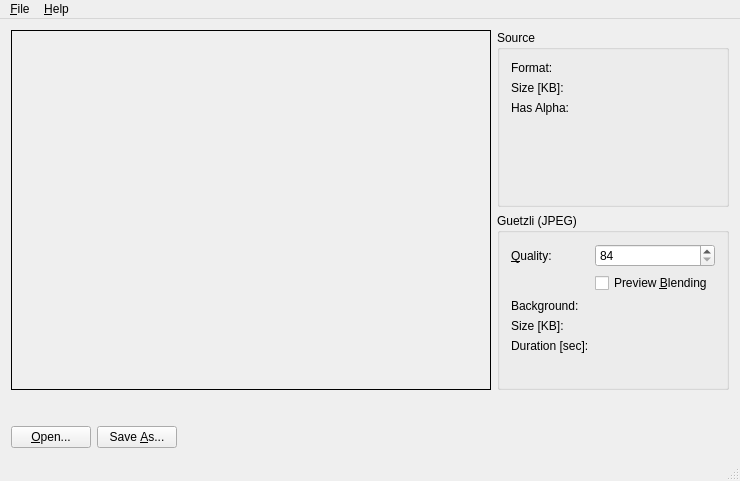
This is SimpleGuetzliGUI/src/MainWindow.ui in till213/GuetzliImageIOPlugin as Qt 5 draws it before an edit. The edited form follows.
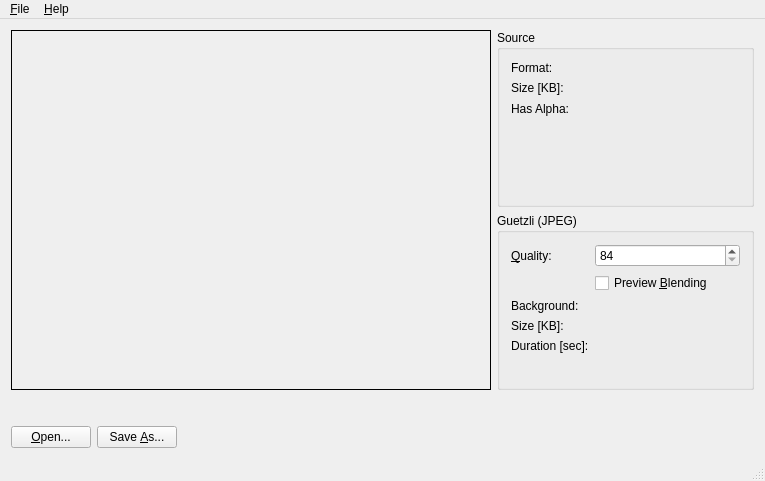
This is the edited form.

The edit to the form file:
```diff
--- a/SimpleGuetzliGUI/src/MainWindow.ui
+++ b/SimpleGuetzliGUI/src/MainWindow.ui
@@ -6,7 +6,7 @@
    <rect>
     <x>0</x>
     <y>0</y>
-    <width>740</width>
+    <width>765</width>
     <height>481</height>
    </rect>
   </property>
@@ -96,6 +96,18 @@
            </item>
            <item row="2" column="1">
             <widget class="QLabel" name="hasAlphaLabel">
+             <property name="minimumSize">
+              <size>
+               <width>16</width>
+               <height>16</height>
+              </size>
+             </property>
+             <property name="maximumSize">
+              <size>
+               <width>16</width>
+               <height>16</height>
+              </size>
+             </property>
              <property name="text">
               <string/>
              </property>
@@ -249,8 +261,8 @@
     <rect>
      <x>0</x>
      <y>0</y>
-     <width>740</width>
-     <height>21</height>
+     <width>765</width>
+     <height>22</height>
     </rect>
    </property>
    <widget class="QMenu" name="fileMenu">
```
